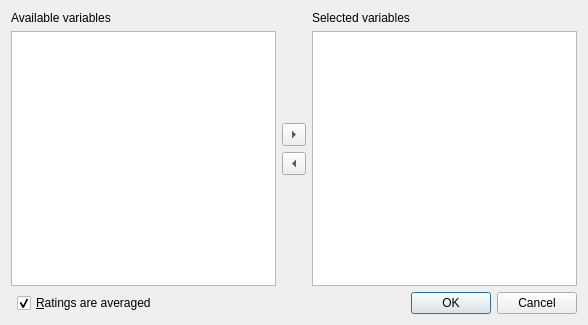
Qt form cogstat/ui/reliability_interrater.ui (cogstat/cogstat) before a commit.
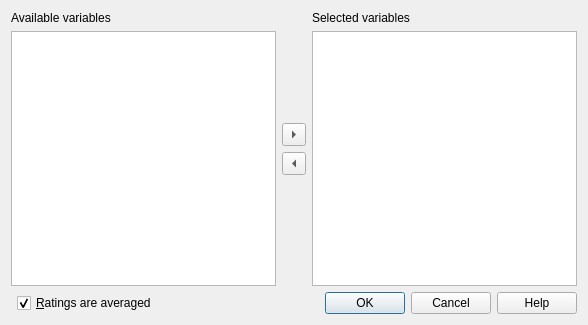
The same form after that commit.

Commit message: Add Help buttons to dialogs

```diff
--- a/cogstat/ui/reliability_interrater.ui
+++ b/cogstat/ui/reliability_interrater.ui
@@ -14,26 +14,7 @@
    <string>Interrater reliability</string>
   </property>
   <layout class="QGridLayout" name="gridLayout_3">
-   <item row="1" column="2">
-    <widget class="QDialogButtonBox" name="buttonBox">
-     <property name="enabled">
-      <bool>true</bool>
-     </property>
-     <property name="orientation">
-      <enum>Qt::Horizontal</enum>
-     </property>
-     <property name="standardButtons">
-      <set>QDialogButtonBox::Cancel|QDialogButtonBox::Ok</set>
-     </property>
-     <property name="centerButtons">
-      <bool>false</bool>
-     </property>
-    </widget>
-   </item>
-   <item row="1" column="0">
-    <layout class="QGridLayout" name="gridLayout"/>
-   </item>
-   <item row="0" column="0" colspan="3">
+   <item row="0" column="0" colspan="4">
     <layout class="QGridLayout" name="gridLayout_2">
      <item row="0" column="0">
       <layout class="QVBoxLayout" name="verticalLayout_3">
@@ -129,6 +110,28 @@
      </item>
     </layout>
    </item>
+   <item row="1" column="3">
+    <widget class="QDialogButtonBox" name="buttonBox">
+     <property name="enabled">
+      <bool>true</bool>
+     </property>
+     <property name="sizePolicy">
+      <sizepolicy hsizetype="Fixed" vsizetype="Fixed">
+       <horstretch>0</horstretch>
+       <verstretch>0</verstretch>
+      </sizepolicy>
+     </property>
+     <property name="orientation">
+      <enum>Qt::Horizontal</enum>
+     </property>
+     <property name="standardButtons">
+      <set>QDialogButtonBox::Cancel|QDialogButtonBox::Help|QDialogButtonBox::Ok</set>
+     </property>
+     <property name="centerButtons">
+      <bool>false</bool>
+     </property>
+    </widget>
+   </item>
    <item row="1" column="1">
     <widget class="QCheckBox" name="ratings_averaged_check_box">
      <property name="text">
@@ -139,6 +142,19 @@
      </property>
     </widget>
    </item>
+   <item row="1" column="2">
+    <spacer name="horizontalSpacer">
+     <property name="orientation">
+      <enum>Qt::Horizontal</enum>
+     </property>
+     <property name="sizeHint" stdset="0">
+      <size>
+       <width>40</width>
+       <height>20</height>
+      </size>
+     </property>
+    </spacer>
+   </item>
   </layout>
  </widget>
  <tabstops>
```
The commit also changes 40 other files.
